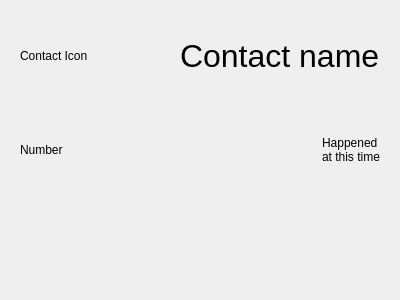
Qt form qgvdial/qt-not-qml/InboxEntryDialog.ui (shailesh83/qgvdial) before a commit.
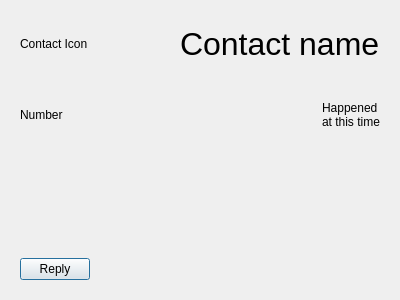
The same form after that commit. Custom widgets are drawn as their Qt base class.

Commit message: started to work on inbox notes and SMS text

What changed in the file:
```diff
--- a/qgvdial/qt-not-qml/InboxEntryDialog.ui
+++ b/qgvdial/qt-not-qml/InboxEntryDialog.ui
@@ -41,9 +41,21 @@
    </item>
    <item>
     <widget class="QWidget" name="widget_2" native="true">
+     <property name="sizePolicy">
+      <sizepolicy hsizetype="Preferred" vsizetype="Minimum">
+       <horstretch>0</horstretch>
+       <verstretch>0</verstretch>
+      </sizepolicy>
+     </property>
      <layout class="QHBoxLayout" name="horizontalLayout_2">
       <item>
        <widget class="DblClickLabel" name="lblNumber">
+        <property name="sizePolicy">
+         <sizepolicy hsizetype="Preferred" vsizetype="Minimum">
+          <horstretch>0</horstretch>
+          <verstretch>0</verstretch>
+         </sizepolicy>
+        </property>
         <property name="text">
          <string>Number</string>
         </property>
@@ -52,7 +64,7 @@
       <item>
        <widget class="DblClickLabel" name="lblTime">
         <property name="sizePolicy">
-         <sizepolicy hsizetype="Fixed" vsizetype="Preferred">
+         <sizepolicy hsizetype="Fixed" vsizetype="Minimum">
           <horstretch>0</horstretch>
           <verstretch>0</verstretch>
          </sizepolicy>
@@ -73,6 +85,32 @@
      </property>
     </widget>
    </item>
+   <item>
+    <widget class="QWidget" name="wConversation" native="true">
+     <layout class="QVBoxLayout" name="verticalLayout_2">
+      <item>
+       <widget class="QLabel" name="lblConv">
+        <property name="text">
+         <string/>
+        </property>
+       </widget>
+      </item>
+      <item>
+       <widget class="QPushButton" name="btnReply">
+        <property name="maximumSize">
+         <size>
+          <width>70</width>
+          <height>16777215</height>
+         </size>
+        </property>
+        <property name="text">
+         <string>Reply</string>
+        </property>
+       </widget>
+      </item>
+     </layout>
+    </widget>
+   </item>
   </layout>
  </widget>
  <customwidgets>
```
The commit also changes 8 other files.
